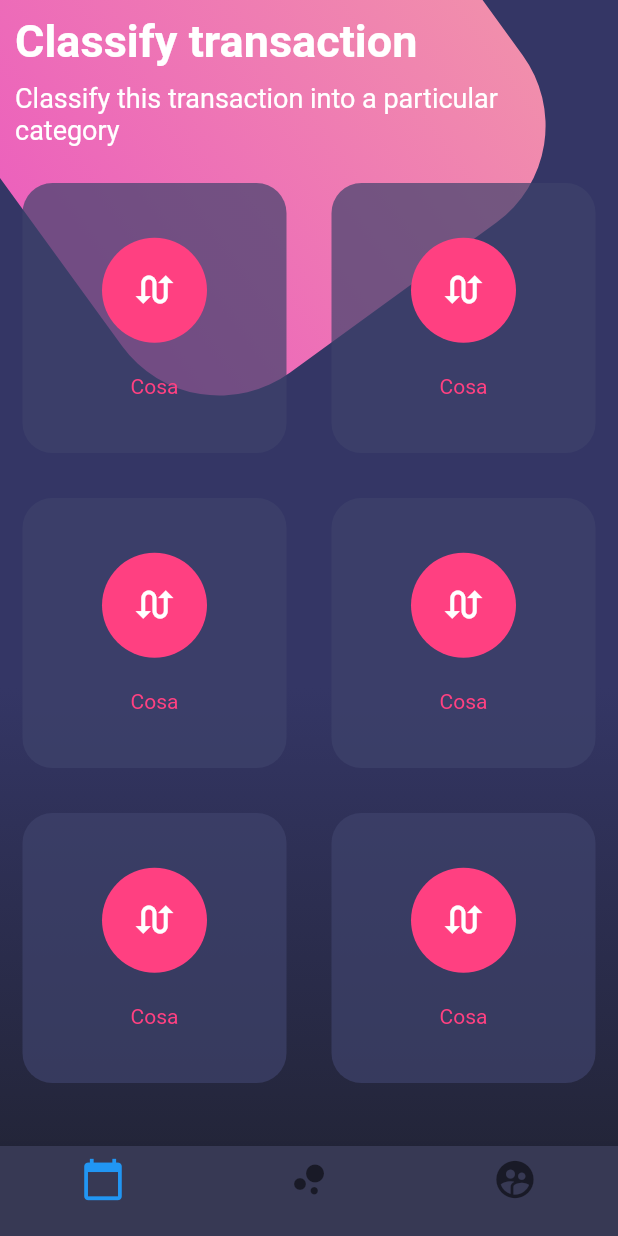
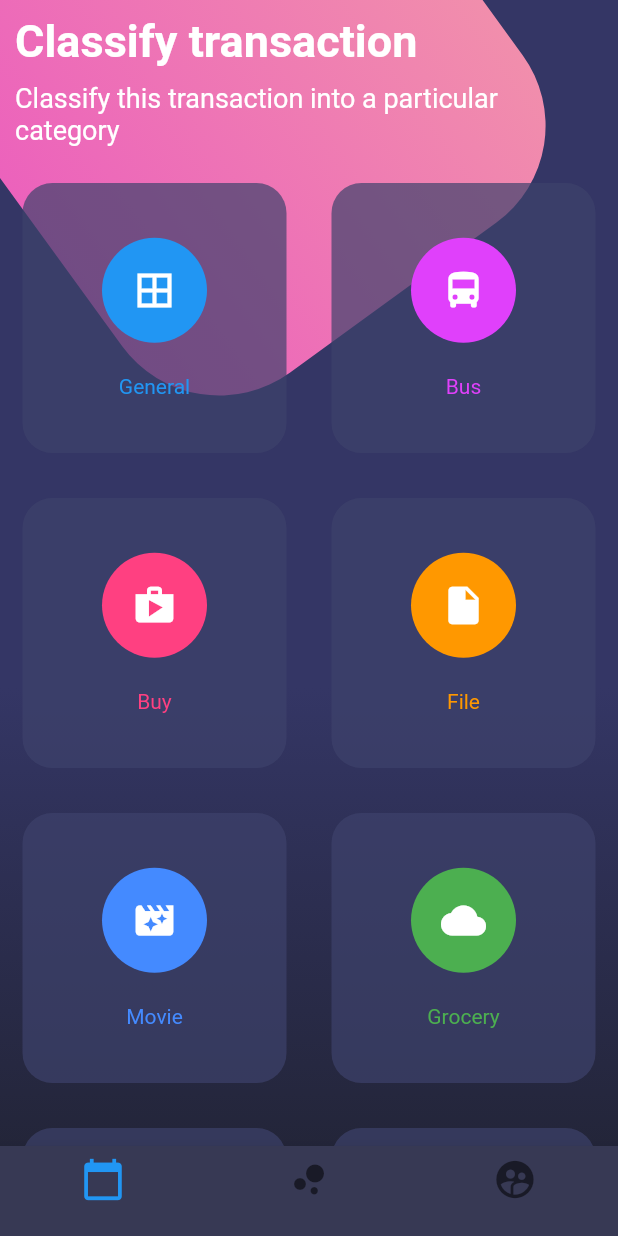
Before and after one commit to M4rcell/Flutter_Disenios, a Flutter app: the screen it shows after launch, on a phone screen of 412 x 824 dp. Run offline on Flutter 3.47's test engine with Material 2 defaults, Android fonts, the phone set to English and light mode, and no system bars.

```diff
--- a/lib/pages/botones.page.dart
+++ b/lib/pages/botones.page.dart
@@ -1,5 +1,6 @@
 
 import 'dart:math';
+import 'dart:ui';
 
 import 'package:flutter/material.dart';
 
@@ -166,23 +167,31 @@ class BotonesPage extends StatelessWidget {
       children: [
         TableRow(
           children: [
-          _crearBotonesRedondeado(),
-          _crearBotonesRedondeado(),
+          _crearBotonesRedondeado(Colors.blue ,Icons.border_all,'General'),
+          _crearBotonesRedondeado(Colors.purpleAccent ,Icons.directions_bus,'Bus'),
           ]
         ),
 
         TableRow(
           children: [
-            _crearBotonesRedondeado(),
-          _crearBotonesRedondeado(),
+            _crearBotonesRedondeado(Colors.pinkAccent ,Icons.shop,'Buy'),
+          _crearBotonesRedondeado(Colors.orange ,Icons.insert_drive_file,'File'),
 
           ]
         ),
 
         TableRow(
           children: [
-          _crearBotonesRedondeado(),
-          _crearBotonesRedondeado(),
+          _crearBotonesRedondeado(Colors.blueAccent ,Icons.movie_filter,'Movie'),
+          _crearBotonesRedondeado(Colors.green ,Icons.cloud,'Grocery'),
+
+          ]
+        )
+        ,
+         TableRow(
+          children: [
+          _crearBotonesRedondeado(Colors.red ,Icons.collections,'Photos'),
+          _crearBotonesRedondeado(Colors.teal ,Icons.help_outline,'Help'),
 
           ]
         )
@@ -191,9 +200,11 @@ class BotonesPage extends StatelessWidget {
     );
 
   }
-  Widget _crearBotonesRedondeado(){
-
-    return Container(
+  Widget _crearBotonesRedondeado(Color color,IconData icono, String texto){
+   // BackdropFilter le Da la Opacidad dettra de los botones
+    return  BackdropFilter(
+      filter:ImageFilter.blur(sigmaX: 0,sigmaY: 0) ,
+      child: Container(
           height: 180.0,
           margin: EdgeInsets.all(15.0),
           decoration: BoxDecoration(
@@ -206,14 +217,16 @@ class BotonesPage extends StatelessWidget {
             children: <Widget>[
               SizedBox(height: 5.0),
               CircleAvatar(
-            backgroundColor: Colors.pinkAccent,
+                backgroundColor: color,
                 radius: 35.0,
-            child: Icon(Icons.swap_calls, color: Colors.white,size: 30.0,),
+                child: Icon(icono, color: Colors.white,size: 30.0,),
 
               ),
-          Text('Cosa',style: TextStyle(color: Colors.pinkAccent)),
+              Text(texto,style: TextStyle(color: color)),
               SizedBox(height: 5.0)
             ],
+          ),
+
       ),
     );
 
```
Lines whose indentation alone changed are shown as unchanged.
